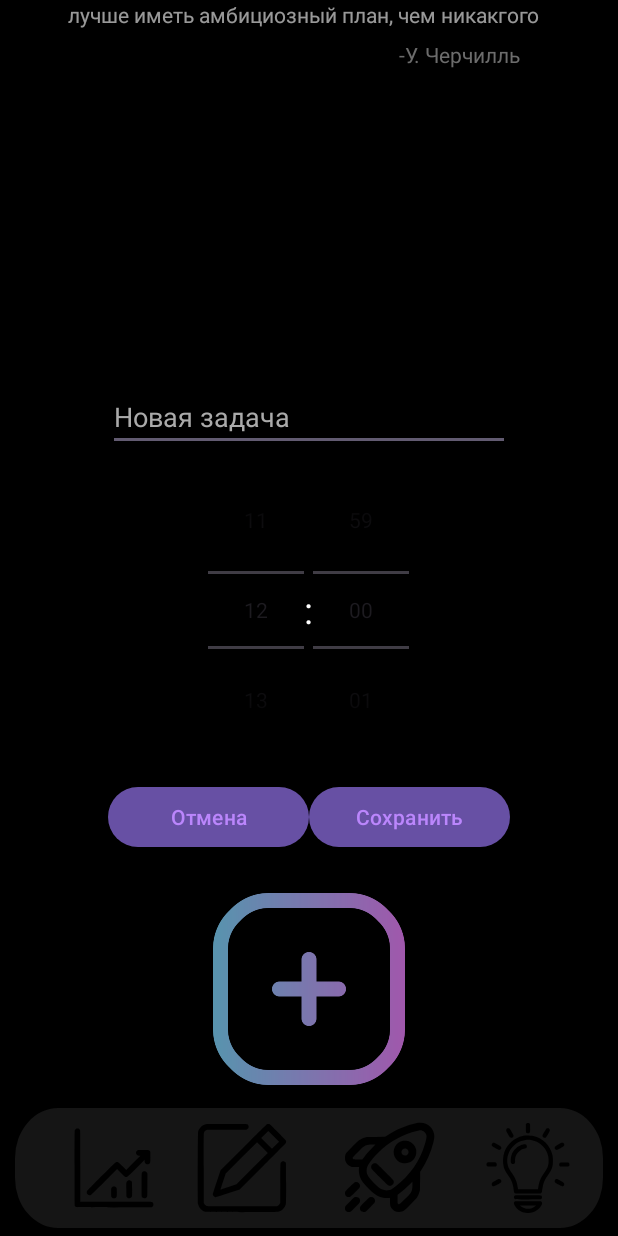
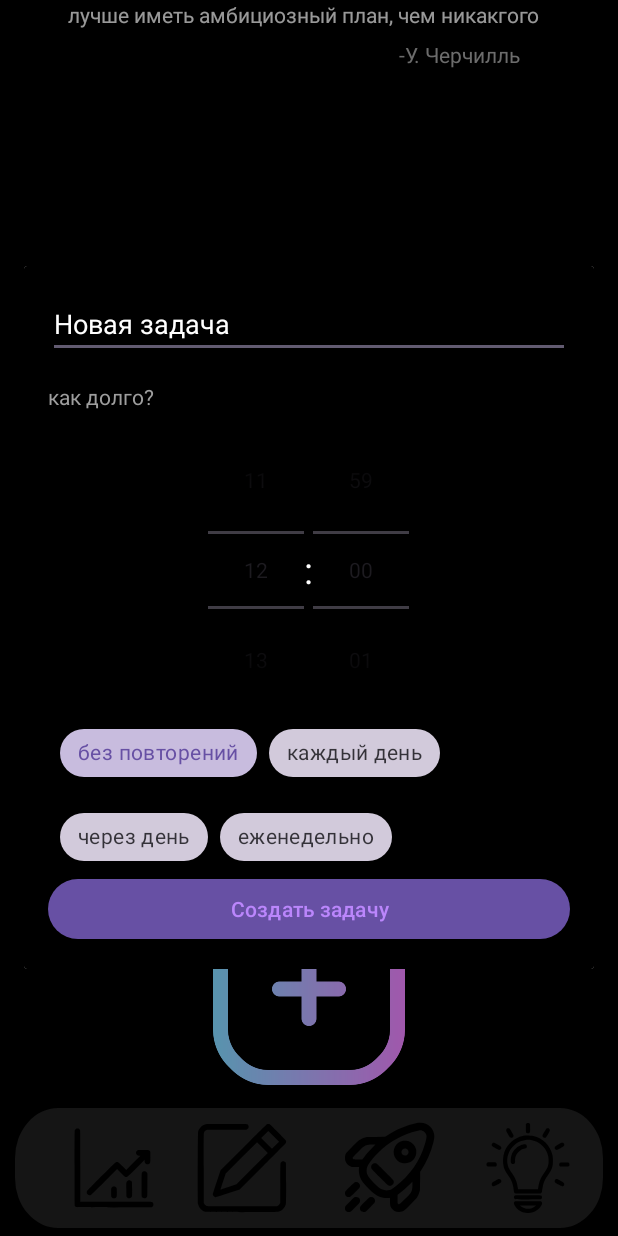
Before and after one commit to Skalebyr/BePerfect, an Android app: the screen it shows after launch (MainActivity), after a tap on an icon or button, on a phone screen of 412 x 824 dp. Run offline under Robolectric (Android 15) with nearby library versions, the phone set to English and light mode, and no system bars.

Commit message:
create_task prototype V 1.0

```diff
--- a/app/src/main/java/com/example/beperfect/MainActivity.java
+++ b/app/src/main/java/com/example/beperfect/MainActivity.java
@@ -6,7 +6,10 @@ import android.content.DialogInterface;
 import android.graphics.Color;
 import android.graphics.drawable.ColorDrawable;
 import android.os.Bundle;
+import android.util.Log;
 import android.view.View;
+import android.view.ViewGroup;
+import android.view.Window;
 import android.widget.Button;
 import android.widget.EditText;
 import android.widget.NumberPicker;
@@ -16,6 +19,9 @@ import androidx.appcompat.app.AppCompatActivity;
 import androidx.core.graphics.Insets;
 import androidx.core.view.ViewCompat;
 import androidx.core.view.WindowInsetsCompat;
+
+import com.google.android.material.chip.Chip;
+import com.google.android.material.chip.ChipGroup;
 
 public class MainActivity extends AppCompatActivity {
 
@@ -33,52 +39,130 @@ public class MainActivity extends AppCompatActivity {
 
     // для OnClick
     public void on_button_click(View view) {
-        create_task("Новая задача");
+        showTaskCreationDialog("Новая задача");
     }
 
-    private void create_task(String text) {
-        // 1. Создаем Dialog
-        final Dialog dialog = new Dialog(this);
 
-        // 2. Устанавливаем ваш layout
+    // создание и показ диалога
+
+    private void showTaskCreationDialog(String text) {
+        Dialog dialog = createBaseDialog();
+        setupDialogContent(dialog, text);
+        dialog.show();
+    }
+
+
+    // Создаём диалог, настройки анимации и размера
+
+    private Dialog createBaseDialog() {
+        Dialog dialog = new Dialog(this);
         dialog.setContentView(R.layout.window_create_task);
 
-        // 3. Настраиваем прозрачный фон окна
-        if (dialog.getWindow() != null) {
-            dialog.getWindow().setBackgroundDrawable(new ColorDrawable(Color.TRANSPARENT));
+        Window window = dialog.getWindow();
+        if (window != null) {
+            window.setWindowAnimations(R.style.DialogAnimation);
+            window.setLayout(ViewGroup.LayoutParams.MATCH_PARENT, ViewGroup.LayoutParams.WRAP_CONTENT);
         }
+        return dialog;
+    }
 
-        // 4. Находим элементы (используем правильные ID!)
-        EditText etInput = dialog.findViewById(R.id.et_input);  // Совпадает с XML
-        NumberPicker hourPicker = dialog.findViewById(R.id.hour_picker);  // Совпадает с XML
-        NumberPicker minutePicker = dialog.findViewById(R.id.minute_picker);  // Совпадает с XML
+    /**
+     * Настраивает содержимое диалога
+     * @param dialog - экземпляр диалога
+     * @param initialText - начальный текст задачи
+     */
+    private void setupDialogContent(Dialog dialog, String initialText) {
+
+        // задаём значения
+        ViewGroup contentView = (ViewGroup) dialog.findViewById(android.R.id.content);
+        EditText etInput = dialog.findViewById(R.id.et_input);
+        NumberPicker hourPicker = dialog.findViewById(R.id.hour_picker);
+        NumberPicker minutePicker = dialog.findViewById(R.id.minute_picker);
         Button btnSave = dialog.findViewById(R.id.btn_save);
-        Button btnCancel = dialog.findViewById(R.id.btn_cancel);
+        ChipGroup chipGroup = dialog.findViewById(R.id.chip_group_choice);
 
-        // 5. Настройка NumberPicker
+        // Настраиваем
+        setupNumberPickers(hourPicker, minutePicker);
+        setupChipSelection(chipGroup, dialog);
+        setupInitialText(etInput, initialText);
+        setupSaveButton(btnSave, etInput, hourPicker, minutePicker, dialog, chipGroup);
+    }
+
+    // Настройка времени
+    private void setupNumberPickers(NumberPicker hourPicker, NumberPicker minutePicker) {
+        // Часы
         hourPicker.setMinValue(0);
         hourPicker.setMaxValue(23);
-        hourPicker.setValue(12); // Значение по умолчанию
+        hourPicker.setValue(12);
         hourPicker.setFormatter(value -> String.format("%02d", value));
 
+        // Минуты
         minutePicker.setMinValue(0);
         minutePicker.setMaxValue(59);
         minutePicker.setValue(0);
         minutePicker.setFormatter(value -> String.format("%02d", value));
+    }
 
-        // 6. Обработчики кнопок
+    /**
+     * Настраивает выбор чипов для типа задачи
+     */
+    private void setupChipSelection(ChipGroup chipGroup, Dialog dialog) {
+        chipGroup.setOnCheckedStateChangeListener((group, checkedIds) -> {
+            if (!checkedIds.isEmpty()) {
+                Chip selectedChip = dialog.findViewById(checkedIds.get(0));
+                selectedChip.setTag(selectedChip.getText()); // Сохраняем выбранный
+            }
+        });
+        // по умолчанию
+        chipGroup.check(R.id.chip1);
+    }
+
+    // текст задачи
+    private void setupInitialText(EditText etInput, String text) {
+        if (text != null && !text.isEmpty()) {
+            etInput.setText(text);
+        }
+    }
+
+    // кнопка сохранения
+    private void setupSaveButton(Button btnSave, EditText etInput,
+                                 NumberPicker hourPicker, NumberPicker minutePicker,
+                                 Dialog dialog, ChipGroup chipGroup) {
         btnSave.setOnClickListener(v -> {
-            String taskText = etInput.getText().toString();
-            int hours = hourPicker.getValue();
-            int minutes = minutePicker.getValue();
+            if (validateInput(etInput)) {
+                saveTaskData(
+                        etInput.getText().toString().trim(),
+                        hourPicker.getValue(),
+                        minutePicker.getValue(),
+                        getSelectedChipText(chipGroup, dialog)
+                );
+                dialog.dismiss();
+            }
+        });
+    }
 
-            // Здесь обработка сохранения
-            dialog.dismiss();
-        });
+    // проверка на аутизм
+    private boolean validateInput(EditText etInput) {
+        if (etInput.getText().toString().trim().isEmpty()) {
+            etInput.setError("Введите текст задачи");
+            return false;
+        }
+        return true;
+    }
 
-        btnCancel.setOnClickListener(v -> dialog.dismiss());
+    // получаем текст выбранного чипа
+    private String getSelectedChipText(ChipGroup chipGroup, Dialog dialog) {
+        int selectedId = chipGroup.getCheckedChipId();
+        Chip selectedChip = dialog.findViewById(selectedId);
+        return selectedChip != null ? selectedChip.getText().toString() : "Soft";
+    }
 
-        // 7. Показываем диалог
-        dialog.show();
+    // СОХРАНЕНИЕ В БД
+    private void saveTaskData(String taskText, int hours, int minutes, String taskType) {
+        // временное решение
+        Log.d("TaskData", String.format(
+                "Задача: %s, Время: %02d:%02d, Тип: %s",
+                taskText, hours, minutes, taskType
+        ));
     }
 }
--- a/app/src/main/res/layout/window_create_task.xml
+++ b/app/src/main/res/layout/window_create_task.xml
@@ -1,68 +1,110 @@
 <?xml version="1.0" encoding="utf-8"?>
 <LinearLayout xmlns:android="http://schemas.android.com/apk/res/android"
-    android:layout_width="300dp"
+    xmlns:app="http://schemas.android.com/apk/res-auto"
+    xmlns:tools="http://schemas.android.com/tools"
+    android:layout_width="match_parent"
     android:layout_height="wrap_content"
+    android:background="@drawable/gradient_background"
     android:orientation="vertical"
-    android:background="@drawable/gradient_background"
-    android:padding="16dp">
+    android:padding="16dp"
+    tools:ignore="ExtraText">
 
     <!-- Поле ввода -->
+
     <EditText
         android:id="@+id/et_input"
         android:layout_width="match_parent"
         android:layout_height="wrap_content"
         android:hint="Новая задача"
+        android:imeOptions="actionDone"
+        android:inputType="text"
+        android:maxLines="1"
         android:textColor="#FFFFFF"
-        android:textColorHint="#AAAAAA"/>
+        android:textColorHint="#AAAAAA" />
 
-    <!-- Выбор времени -->
+    <TextView
+        android:id="@+id/textView"
+        android:layout_width="match_parent"
+        android:layout_height="wrap_content"
+        android:layout_marginTop="16dp"
+        android:text="как долго?"
+        android:textColor="@color/fraze_grew"
+        android:textColorHint="@color/main_text" />
+
     <LinearLayout
         android:layout_width="wrap_content"
         android:layout_height="wrap_content"
         android:layout_gravity="center_horizontal"
-        android:orientation="horizontal"
-        android:layout_marginTop="16dp">
+        android:layout_marginTop="16dp"
+        android:orientation="horizontal">
 
         <NumberPicker
             android:id="@+id/hour_picker"
             android:layout_width="64dp"
-            android:layout_height="wrap_content"/>
+            android:layout_height="wrap_content" />
 
         <TextView
             android:layout_width="wrap_content"
             android:layout_height="wrap_content"
+            android:layout_gravity="center_vertical"
             android:text=":"
             android:textColor="#FFFFFF"
-            android:textSize="24sp"
-            android:layout_gravity="center_vertical"/>
+            android:textSize="24sp" />
 
         <NumberPicker
             android:id="@+id/minute_picker"
             android:layout_width="64dp"
-            android:layout_height="wrap_content"/>
+            android:layout_height="wrap_content" />
     </LinearLayout>
 
-    <!-- Кнопки -->
-    <LinearLayout
+
+    <com.google.android.material.chip.ChipGroup
+        android:id="@+id/chip_group_choice"
         android:layout_width="match_parent"
         android:layout_height="wrap_content"
-        android:orientation="horizontal"
-        android:layout_marginTop="24dp">
+        android:layout_marginStart="8dp"
+        android:layout_marginTop="8dp"
+        android:layout_marginEnd="8dp"
+        app:layout_constraintEnd_toEndOf="parent"
+        app:layout_constraintStart_toStartOf="parent"
+        app:layout_constraintTop_toTopOf="parent"
+        app:singleSelection="true">
 
-        <Button
-            android:id="@+id/btn_cancel"
-            android:layout_width="0dp"
+        <com.google.android.material.chip.Chip
+            android:id="@+id/chip1"
+            style="@style/Widget.MaterialComponents.Chip.Choice"
+            android:layout_width="wrap_content"
             android:layout_height="wrap_content"
-            android:layout_weight="1"
-            android:text="Отмена"
-            android:textColor="#BB86FC"/>
+            android:text="без повторений" />
 
-        <Button
-            android:id="@+id/btn_save"
-            android:layout_width="0dp"
+        <com.google.android.material.chip.Chip
+            android:id="@+id/chip2"
+            style="@style/Widget.MaterialComponents.Chip.Choice"
+            android:layout_width="wrap_content"
             android:layout_height="wrap_content"
-            android:layout_weight="1"
-            android:text="Сохранить"
-            android:textColor="#BB86FC"/>
-    </LinearLayout>
+            android:text="каждый день" />
+
+        <com.google.android.material.chip.Chip
+            android:id="@+id/chip3"
+            style="@style/Widget.MaterialComponents.Chip.Choice"
+            android:layout_width="wrap_content"
+            android:layout_height="wrap_content"
+            android:text="через день" />
+
+        <com.google.android.material.chip.Chip
+            android:id="@+id/chip4"
+            style="@style/Widget.MaterialComponents.Chip.Choice"
+            android:layout_width="wrap_content"
+            android:layout_height="wrap_content"
+            android:text="еженедельно" />
+    </com.google.android.material.chip.ChipGroup>
+
+    <Button
+        android:id="@+id/btn_save"
+        android:layout_width="match_parent"
+        android:layout_height="wrap_content"
+        android:layout_weight="1"
+        android:text="Создать задачу"
+        android:textColor="#BB86FC" />
+
 </LinearLayout>
--- a/app/src/main/res/values/themes.xml
+++ b/app/src/main/res/values/themes.xml
@@ -13,5 +13,10 @@
 
     <style name="Theme.BePerfect" parent="Base.Theme.BePerfect" />
 
+    <style name="DialogAnimation">
+        <item name="android:windowEnterAnimation">@anim/slide_up</item>
+        <item name="android:windowExitAnimation">@anim/slide_down</item>
+    </style>
+
 
 </resources>
```
Also changed, not shown: app/src/main/res/anim/slide_down.xml (added, +17 -0 lines), app/src/main/res/anim/slide_up.xml (added, +17 -0 lines).
